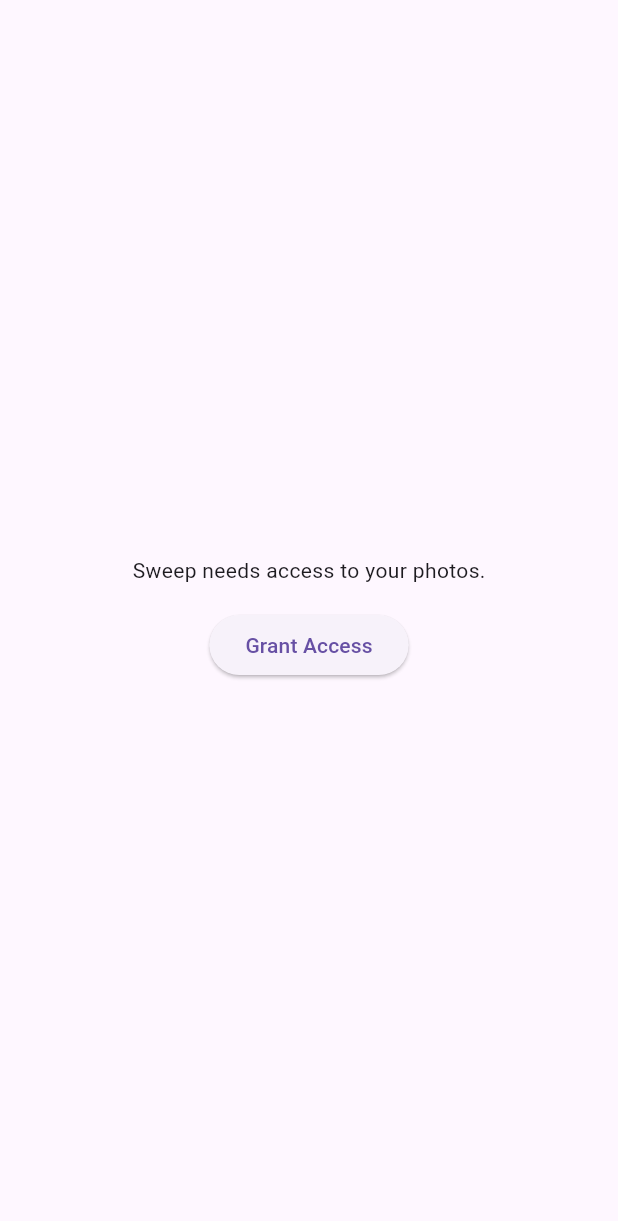
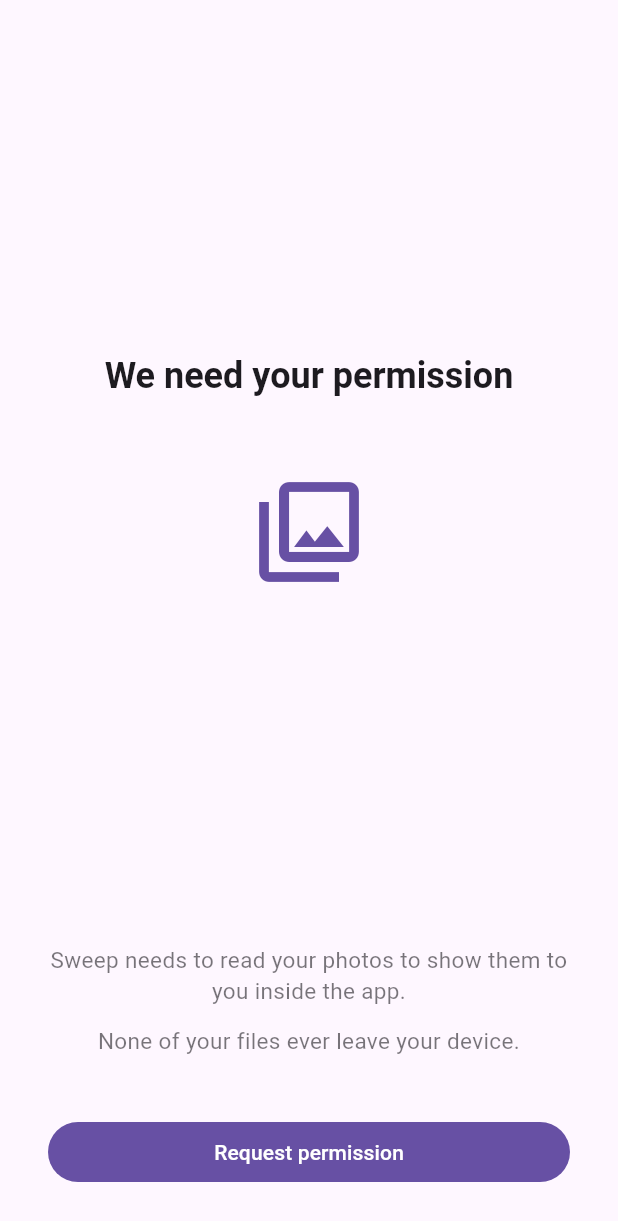
Before and after one commit to Rexaintreal/sweep, a Flutter app: the screen it shows after launch, after a tap on "Skip", on a phone screen of 412 x 824 dp. Shown: the top 1221 px of the screen. Run offline on Flutter 3.47's test engine with Material 3 defaults, Android fonts, the phone set to English and light mode, and no system bars; our stand-ins replace flutter_card_swiper, shared_preferences; missing offline and left inert: photo_manager, photo_manager_image_provider.

Commit message:
Fixed permission cehck on app relaunch and improved the permission page

```diff
--- a/lib/home_screen.dart
+++ b/lib/home_screen.dart
@@ -1,7 +1,7 @@
 import 'package:flutter/material.dart';
 import 'package:photo_manager/photo_manager.dart';
+import 'package:photo_manager_image_provider/photo_manager_image_provider.dart';
 import 'package:flutter_card_swiper/flutter_card_swiper.dart';
-import 'package:photo_manager_image_provider/photo_manager_image_provider.dart';
 
 class HomeScreen extends StatefulWidget {
   const HomeScreen({super.key});
@@ -12,6 +12,7 @@ class HomeScreen extends StatefulWidget {
 
 class _HomeScreenState extends State<HomeScreen> {
   bool _hasPermission = false;
+  bool _denied = false;
   List<AssetEntity> _images = [];
   bool _loading = true;
   final CardSwiperController _swiperController = CardSwiperController();
@@ -19,7 +20,7 @@ class _HomeScreenState extends State<HomeScreen> {
   @override
   void initState() {
     super.initState();
-    _requestPermission();
+    _checkPermission();
   }
 
   @override
@@ -28,13 +29,35 @@ class _HomeScreenState extends State<HomeScreen> {
     super.dispose();
   }
 
+  Future<void> _checkPermission() async {
+    final PermissionState result = await PhotoManager.requestPermissionExtend();
+    if (result.hasAccess) {
+      setState(() {
+        _hasPermission = true;
+        _denied = false;
+      });
+      await _loadImages();
+    } else {
+      setState(() {
+        _hasPermission = false;
+        _denied = false;
+      });
+    }
+  }
+
   Future<void> _requestPermission() async {
     final PermissionState result = await PhotoManager.requestPermissionExtend();
+    if (result.hasAccess) {
       setState(() {
-      _hasPermission = result.hasAccess;
+        _hasPermission = true;
+        _denied = false;
       });
-    if (_hasPermission) {
       await _loadImages();
+    } else {
+      setState(() {
+        _hasPermission = false;
+        _denied = true;
+      });
     }
   }
 
@@ -60,7 +83,8 @@ class _HomeScreenState extends State<HomeScreen> {
     });
   }
 
-  bool _onSwipe(int prevIndex, int? currentIndex, CardSwiperDirection direction) {
+  bool _onSwipe(
+      int prevIndex, int? currentIndex, CardSwiperDirection direction) {
     if (direction == CardSwiperDirection.left) {
       debugPrint('Deleted: ${_images[prevIndex].id}');
     } else if (direction == CardSwiperDirection.right) {
@@ -73,17 +97,85 @@ class _HomeScreenState extends State<HomeScreen> {
   Widget build(BuildContext context) {
     if (!_hasPermission) {
       return Scaffold(
-        body: Center(
+        body: SafeArea(
+          child: Padding(
+            padding: const EdgeInsets.symmetric(horizontal: 32),
             child: Column(
-            mainAxisAlignment: MainAxisAlignment.center,
+              crossAxisAlignment: CrossAxisAlignment.center,
               children: [
-              const Text('Sweep needs access to your photos.'),
+                const Spacer(),
+                Text(
+                  'We need your permission',
+                  style: Theme.of(context).textTheme.headlineSmall?.copyWith(
+                        fontWeight: FontWeight.w600,
+                      ),
+                  textAlign: TextAlign.center,
+                ),
+                const SizedBox(height: 48),
+                Icon(
+                  Icons.photo_library_outlined,
+                  size: 80,
+                  color: Theme.of(context).colorScheme.primary,
+                ),
+                const Spacer(),
+                Text(
+                  'Sweep needs to read your photos to show them to you inside the app.',
+                  textAlign: TextAlign.center,
+                  style: TextStyle(
+                    fontSize: 15,
+                    color: Theme.of(context)
+                        .colorScheme
+                        .onSurface
+                        // ignore: deprecated_member_use
+                        .withOpacity(0.6),
+                  ),
+                ),
+                const SizedBox(height: 12),
+                Text(
+                  'None of your files ever leave your device.',
+                  textAlign: TextAlign.center,
+                  style: TextStyle(
+                    fontSize: 15,
+                    color: Theme.of(context)
+                        .colorScheme
+                        .onSurface
+                        // ignore: deprecated_member_use
+                        .withOpacity(0.6),
+                  ),
+                ),
+                const SizedBox(height: 40),
+                if (_denied)
+                  Column(
+                    children: [
+                      Text(
+                        'Permission was denied. Please enable it in Settings.',
+                        textAlign: TextAlign.center,
+                        style: TextStyle(
+                          fontSize: 13,
+                          color: Theme.of(context).colorScheme.error,
+                        ),
+                      ),
                       const SizedBox(height: 16),
-              ElevatedButton(
-                onPressed: _requestPermission,
-                child: const Text('Grant Access'),
+                      SizedBox(
+                        width: double.infinity,
+                        child: FilledButton(
+                          onPressed: () => PhotoManager.openSetting(),
+                          child: const Text('Open Settings'),
+                        ),
                       ),
                     ],
+                  )
+                else
+                  SizedBox(
+                    width: double.infinity,
+                    child: FilledButton(
+                      onPressed: _requestPermission,
+                      child: const Text('Request permission'),
+                    ),
+                  ),
+                const SizedBox(height: 32),
+              ],
+            ),
           ),
         ),
       );
```
Lines whose indentation alone changed are shown as unchanged.
